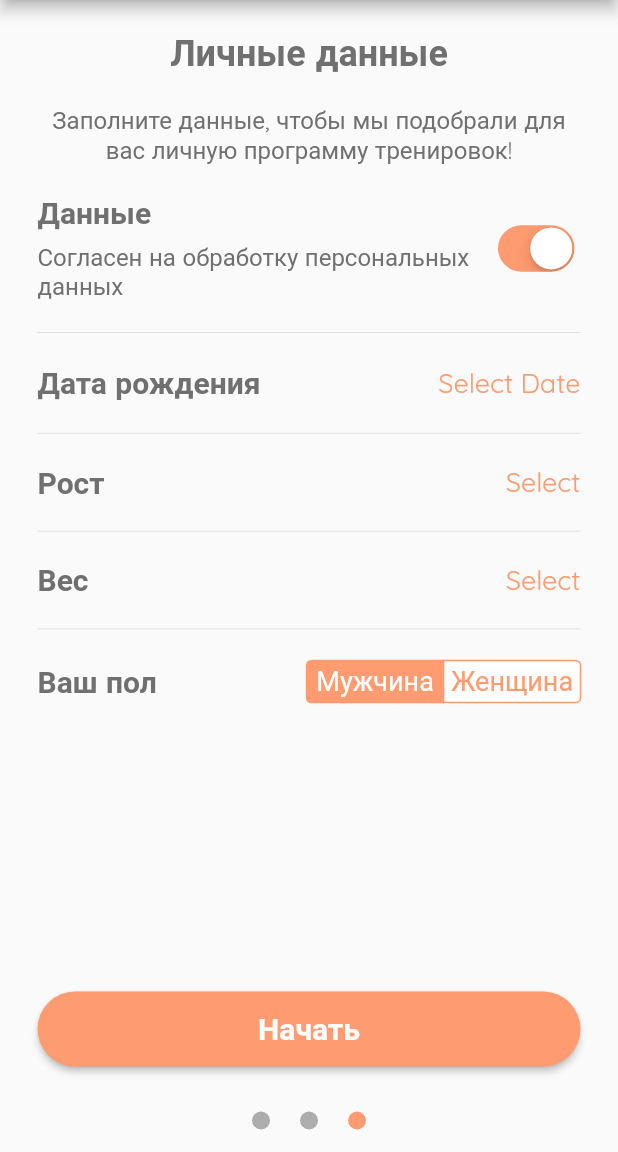
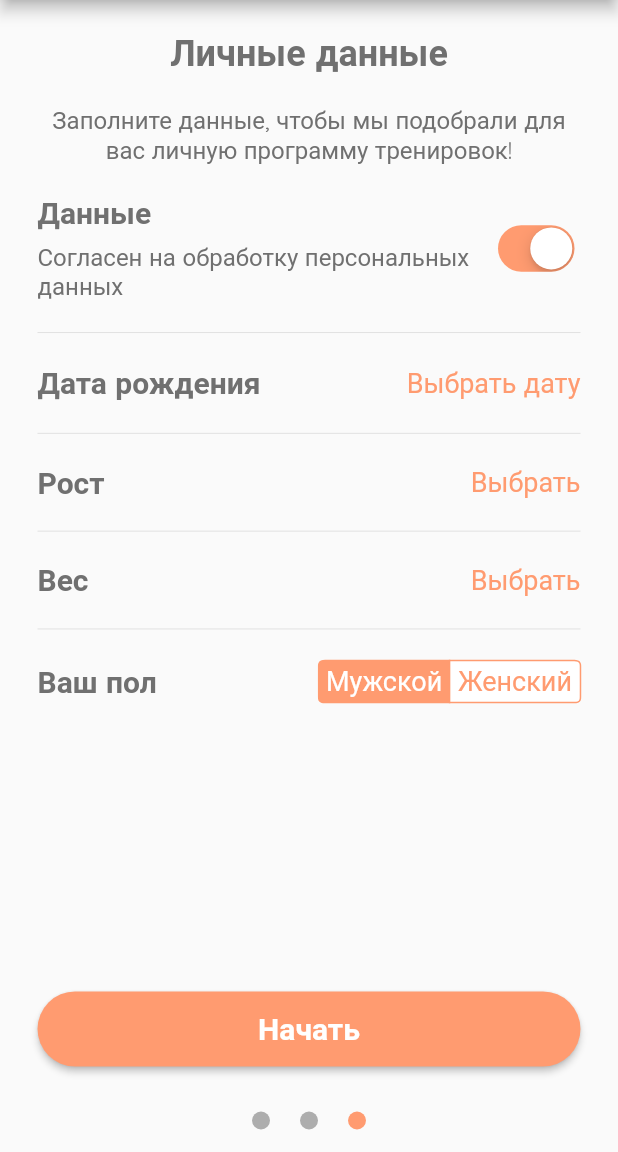
Before and after one commit to masyanya12/workout_fitness, a Flutter app: the Step3View screen opened directly, on a phone screen of 412 x 824 dp, the part 84-1236 px from its top. Run offline on Flutter 3.47's test engine with Material 3 defaults, Android fonts, the phone set to English and light mode, and no system bars; our stand-ins replace carousel_slider, flutter_calendar_carousel, flutter_rating_bar, simple_circular_progress_bar.

Commit message:
plus login

```diff
--- a/lib/common_widget/running_density_view.dart
+++ b/lib/common_widget/running_density_view.dart
@@ -28,7 +28,7 @@ class _RunningDensityViewState extends State<RunningDensityView> {
                 Padding(
                   padding: const EdgeInsets.all(15.0),
                   child: Text(
-                    "Density",
+                    "Калорийность",
                     style: TextStyle(
                         color: TColor.secondaryText,
                         fontSize: 18,
--- a/lib/common_widget/running_heart_view.dart
+++ b/lib/common_widget/running_heart_view.dart
@@ -63,7 +63,7 @@ class _RunningHeartViewState extends State<RunningHeartView> {
                 Padding(
                   padding: const EdgeInsets.all(15.0),
                   child: Text(
-                    "Heart",
+                    "Пульс",
                     style: TextStyle(
                         color: TColor.secondaryText,
                         fontSize: 18,
--- a/lib/common_widget/running_length_view.dart
+++ b/lib/common_widget/running_length_view.dart
@@ -26,7 +26,7 @@ class _RunningLengthViewState extends State<RunningLengthView> {
                 Padding(
                   padding: const EdgeInsets.all(15.0),
                   child: Text(
-                    "Length",
+                    "Длина",
                     style: TextStyle(
                         color: TColor.secondaryText,
                         fontSize: 18,
--- a/lib/common_widget/running_speed_view.dart
+++ b/lib/common_widget/running_speed_view.dart
@@ -27,7 +27,7 @@ class _RunningSpeedViewState extends State<RunningSpeedView> {
                 Padding(
                   padding: const EdgeInsets.all(15.0),
                   child: Text(
-                    "Speed",
+                    "Скорость",
                     style: TextStyle(
                         color: TColor.secondaryText,
                         fontSize: 18,
--- a/lib/common_widget/running_timer_view.dart
+++ b/lib/common_widget/running_timer_view.dart
@@ -27,7 +27,7 @@ class _RunningTimerViewState extends State<RunningTimerView> {
                             Padding(
                               padding: const EdgeInsets.all(15.0),
                               child: Text(
-                                "Time",
+                                "Время",
                                 style: TextStyle(
                                     color: TColor.secondaryText,
                                     fontSize: 18,
--- a/lib/common_widget/select_datetime.dart
+++ b/lib/common_widget/select_datetime.dart
@@ -32,7 +32,7 @@ class SelectDateTime extends StatelessWidget {
                                               Navigator.pop(context);
                                             },
                                             child: Text(
-                                              "Done",
+                                              "Готово",
                                               style: TextStyle(
                                                   color: TColor.secondaryText,
                                                   fontSize: 16,
@@ -71,7 +71,7 @@ class SelectDateTime extends StatelessWidget {
                             ),
                             Text(
                               selectDate == null
-                                  ? "Select Date"
+                                  ? "Выбрать дату"
                                   : selectDate!.stringFormat(format: "MMM dd, yyyy"),
                               style: TextStyle(
                                   color: TColor.primary, fontSize: 18),
--- a/lib/common_widget/select_picker.dart
+++ b/lib/common_widget/select_picker.dart
@@ -33,7 +33,7 @@ class SelectPicker extends StatelessWidget {
                                               Navigator.pop(context);
                                             },
                                             child: Text(
-                                              "Done",
+                                              "Готово",
                                               style: TextStyle(
                                                   color: TColor.secondaryText,
                                                   fontSize: 16,
@@ -82,7 +82,7 @@ class SelectPicker extends StatelessWidget {
                             ),
                             Text(
                               selectVal ??
-                                   "Select"
+                                   "Выбрать"
                                   ,
                               style: TextStyle(
                                   color: TColor.primary, fontSize: 18),
--- a/lib/main.dart
+++ b/lib/main.dart
@@ -1,4 +1,5 @@
 import 'package:flutter/material.dart';
+import 'package:workout_fitness/view/login/on_boarding_view.dart';
 // import 'package:workout_fitness/view/login/on_boarding_view.dart';
 import 'package:workout_fitness/view/menu/menu_view.dart';
 
@@ -23,7 +24,7 @@ class MyApp extends StatelessWidget {
         colorScheme: ColorScheme.fromSeed(seedColor: TColor.primary),
         useMaterial3: false,
       ),
-      home: const MenuView(),
+      home: const OnBoardingView(),
     );
   }
 }
--- a/lib/view/login/step1_view.dart
+++ b/lib/view/login/step1_view.dart
@@ -21,7 +21,7 @@ class _Step1ViewState extends State<Step1View> {
       appBar: AppBar(
         backgroundColor: TColor.white,
         centerTitle: true, title:   Text(
-            "Step 1 of 3",
+            "Шаг 1 из 3",
             style: TextStyle(
                 color: TColor.primary,
                 fontSize: 20,
@@ -56,7 +56,7 @@ class _Step1ViewState extends State<Step1View> {
           ),
 
            Text(
-            "Тренировки, подобранные лично под вас, помогут вам\nнабрать массу , прийти в лучшую форму\nвести здоровый образ жизни",
+            "Тренировки, подобранные лично под вас, помогут вам набрать массу , прийти в лучшую форму вести здоровый образ жизни",
             textAlign: TextAlign.center,
             style: TextStyle(
                 color: TColor.secondaryText,
--- a/lib/view/login/step3_view.dart
+++ b/lib/view/login/step3_view.dart
@@ -186,9 +186,9 @@ class _Step3ViewState extends State<Step3View> {
                               unselectedColor: TColor.white,
                               borderColor: TColor.primary,
                               children: const {
-                                true: Text(" Мужчина ",
+                                true: Text(" Мужской ",
                                     style: TextStyle(fontSize: 18)),
-                                false: Text(" Женщина ",
+                                false: Text(" Женский ",
                                     style: TextStyle(fontSize: 18))
                               },
                               onValueChanged: (isMaleVal) {
```
